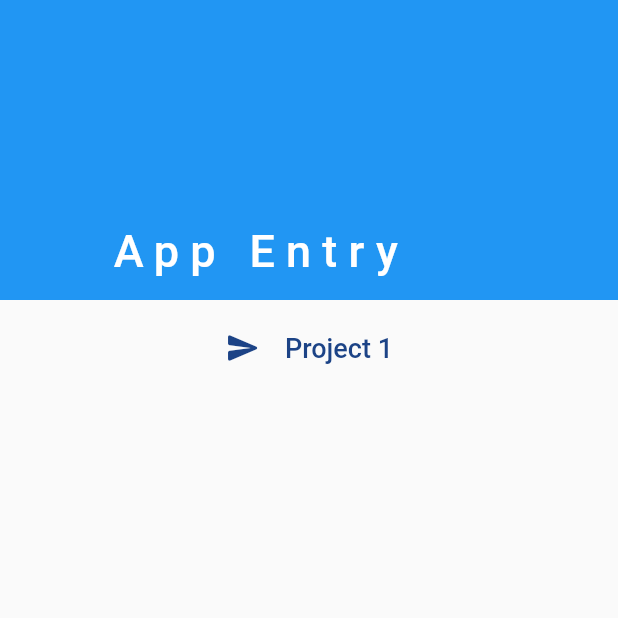
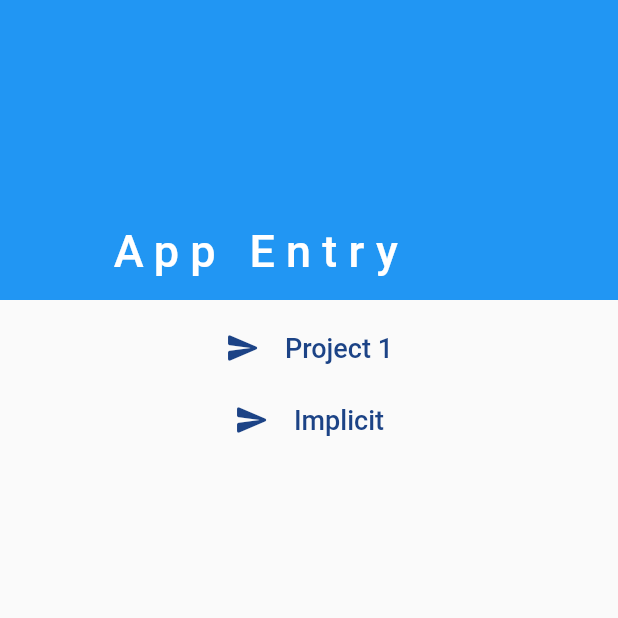
Before and after one commit to black-coda/animation_journey, a Flutter app: the screen it shows after launch, on a phone screen of 412 x 824 dp, the top half of it. Run offline on Flutter 3.47's test engine with Material 2 defaults, Android fonts, the phone set to English and light mode, and no system bars.

Commit message:
medium implicit  animate

```diff
--- /dev/null
+++ b/lib/Docs/implicit_explicit.txt
@@ -0,0 +1,5 @@
+Implicit Animations
+If your animation does only one thing that’s it animates from one value to another and
+is a single widget then you should go with implicit animations.
+Implicit animations offer the easiest
+and fastest way to get started with animations in Flutter.
--- a/lib/main.dart
+++ b/lib/main.dart
@@ -2,6 +2,7 @@
 import 'dart:math' as math;
 
 import 'package:animation_journey/1.app.dart';
+import 'package:animation_journey/Docs/implicit_foo.dart';
 import 'package:flutter/material.dart';
 
 void main() => runApp(const MyApp());
@@ -47,10 +48,20 @@ class HomePage extends StatelessWidget {
                 children: [
                   CustomBtn(
                     text: "Project 1",
-                    pressed: () => Navigator.of(context).push(MaterialPageRoute(
-                      builder: (context) => const Animate1(),
-                    )),
+                    pressed: () => Navigator.of(context).push(
+                      MaterialPageRoute(
+                        builder: (context) => const Animate1(),
+                      ),
+                    ),
                   ),
+                  CustomBtn(
+                    text: "Implicit",
+                    pressed: () => Navigator.of(context).push(
+                      MaterialPageRoute(
+                        builder: (context) => const ContainerExpandedAnimate(),
+                      ),
+                    ),
+                  )
                 ],
               ),
             ),
```
Also changed, not shown: lib/Docs/implicit_foo.dart (added, +60 -0 lines).
